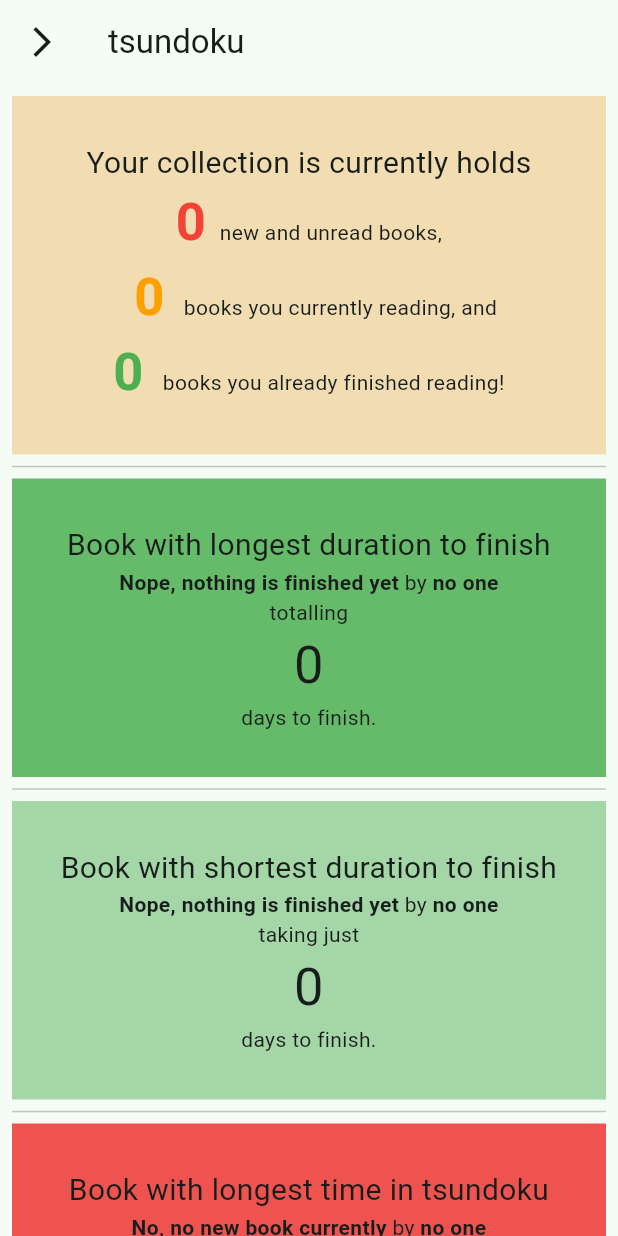
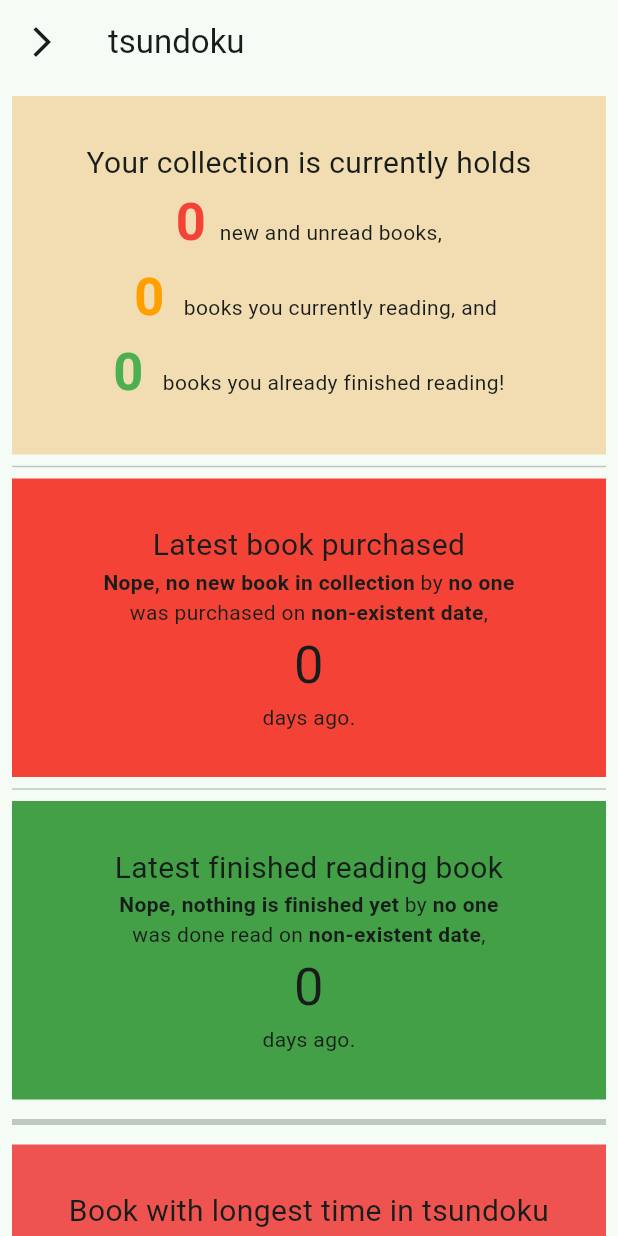
Before and after one commit to hilmihisham/tsundoku, a Flutter app: the StatsScreen screen opened directly, on a phone screen of 412 x 824 dp. Run offline on Flutter 3.47's test engine with Material 2 defaults, Android fonts, the phone set to English and light mode, and no system bars; our stand-ins replace csv, file_picker, logger, permission_handler, sqflite; missing offline and left inert: books_finder, flutter_barcode_scanner; accounts and stored records are empty.

Commit message:
more stats, and reordering stats

```diff
--- a/lib/screen/stats_screen.dart
+++ b/lib/screen/stats_screen.dart
@@ -22,13 +22,15 @@ class _StatsScreenState extends State<StatsScreen> {
   int shortestDurationDays = 0;
   int longestDurationNewDays = 0;
   int longestNowReadingDays = 0;
+  int latestBoughtDays = 0;
+  int latestFinishedDays = 0;
 
   Map<String, dynamic> longestDurationBook = {};
   Map<String, dynamic> shortestDurationBook = {};
   Map<String, dynamic> longestDurationNewBook = {};
   Map<String, dynamic> longestNowReadingBook = {};
-
-  List<InlineSpan> longestNowReadingStatsDisplay = [];
+  Map<String, dynamic> latestBoughtBook = {};
+  Map<String, dynamic> latestFinishedBook = {};
 
   @override
   void initState() {
@@ -56,6 +58,49 @@ class _StatsScreenState extends State<StatsScreen> {
     logger.i("new = $_countBooksNew, reading = $_countBooksReading, finished = $_countBooksFinished");
     // ---------------- (0) simplest stats, book count [end] ----------------
 
+    // --------------- (0.1) latest book bought and finished [start] ---------------
+    final dataLatestBoughtAndFinished = await SQLHelper.getLatestBooksInEachStatus();
+    logger.i('0.1\n\n$dataLatestBoughtAndFinished');
+
+    // sort the query result
+    if (dataLatestBoughtAndFinished.isNotEmpty) {
+
+      for (var element in dataLatestBoughtAndFinished) {
+        if (element['status'] == '0') {
+          latestBoughtBook.addAll(element);
+          latestBoughtDays = daysBetween(DateTime.parse(element['datePurchase']), DateTime.now());
+          logger.d('latest bought book = $latestBoughtBook');
+        }
+
+        if (element['status'] == '2') {
+          latestFinishedBook.addAll(element);
+          latestFinishedDays = daysBetween(DateTime.parse(element['dateFinished']), DateTime.now());
+          logger.d('latest finished book = $latestFinishedBook');
+        }
+      }
+
+      // check if there's no latest bought or latest finished book
+      if (latestBoughtBook.isEmpty) {
+        final noBookBought = <String, dynamic>{'title': 'Nope, no new book in collection', 'author': 'no one', 'datePurchase':'non-existent date', 'isbn':'-1'};
+        latestBoughtBook.addEntries(noBookBought.entries);
+        logger.d('latest bought book = $latestBoughtBook');
+      }
+      if (latestFinishedBook.isEmpty) {
+        final noBookFinished = <String, dynamic>{'title': 'Nope, nothing is finished yet', 'author': 'no one', 'dateFinished':'non-existent date', 'isbn':'-1'};
+        latestFinishedBook.addEntries(noBookFinished.entries);
+        logger.d('latest finished book = $latestFinishedBook');
+      }
+    }
+    else {
+      // no data
+      final noBookBought = <String, dynamic>{'title': 'Nope, no new book in collection', 'author': 'no one', 'datePurchase':'non-existent date', 'isbn':'-1'};
+      latestBoughtBook.addEntries(noBookBought.entries);
+
+      final noBookFinished = <String, dynamic>{'title': 'Nope, nothing is finished yet', 'author': 'no one', 'dateFinished':'non-existent date', 'isbn':'-1'};
+      latestFinishedBook.addEntries(noBookFinished.entries);
+    }
+    // ---------------- (0.1) latest book bought and finished [end] ----------------
+
     // --------------- (1) get longest time to finish [start] ---------------
     // get all books with date purchase, date finished
     final dataWithDatePurchasedAndFinished = await SQLHelper.getBooksWithDatePurchaseAndFinished();
@@ -72,13 +117,13 @@ class _StatsScreenState extends State<StatsScreen> {
       else {
         // if there's more than 1 book to compare, get duration for first element first
         longestDurationDays = daysBetween(DateTime.parse(longestDurationBook['datePurchase']), DateTime.parse(longestDurationBook['dateFinished']));
-        logger.i('to finish: ${longestDurationBook['title']}, $longestDurationDays days.');
+        // logger.i('to finish: ${longestDurationBook['title']}, $longestDurationDays days.');
 
         // then go through the whole list
         for (var i = 1; i < dataWithDatePurchasedAndFinished.length; i++) {
           Map<String, dynamic> nowChecking = dataWithDatePurchasedAndFinished.elementAt(i);
           int nowCheckingDuration = daysBetween(DateTime.parse(nowChecking['datePurchase']), DateTime.parse(nowChecking['dateFinished']));
-          logger.i('${nowChecking['title']}, $nowCheckingDuration days.');
+          // logger.i('${nowChecking['title']}, $nowCheckingDuration days.');
 
           if (nowCheckingDuration > longestDurationDays) {
             longestDurationDays = nowCheckingDuration;
@@ -108,13 +153,13 @@ class _StatsScreenState extends State<StatsScreen> {
       else {
         // if there's more than 1 book to compare, get duration for first element first
         shortestDurationDays = daysBetween(DateTime.parse(shortestDurationBook['datePurchase']), DateTime.parse(shortestDurationBook['dateFinished']));
-        logger.i('to finish: ${shortestDurationBook['title']}, $shortestDurationBook days.');
+        // logger.i('to finish: ${shortestDurationBook['title']}, $shortestDurationBook days.');
 
         // then go through the whole list
         for (var i = 1; i < dataWithDatePurchasedAndFinished.length; i++) {
           Map<String, dynamic> nowChecking = dataWithDatePurchasedAndFinished.elementAt(i);
           int nowCheckingDuration = daysBetween(DateTime.parse(nowChecking['datePurchase']), DateTime.parse(nowChecking['dateFinished']));
-          logger.i('${nowChecking['title']}, $nowCheckingDuration days.');
+          // logger.i('${nowChecking['title']}, $nowCheckingDuration days.');
 
           if (nowCheckingDuration < shortestDurationDays) {
             shortestDurationDays = nowCheckingDuration;
@@ -145,13 +190,13 @@ class _StatsScreenState extends State<StatsScreen> {
       else {
         // if there's more than 1 book to compare, get duration for first element first
         longestDurationNewDays = daysBetween(DateTime.parse(longestDurationNewBook['datePurchase']), DateTime.now());
-        logger.i('new book: ${longestDurationNewBook['title']}, already $longestDurationNewBook days.');
+        // logger.i('new book: ${longestDurationNewBook['title']}, already $longestDurationNewBook days.');
 
         // then go through the whole list
         for (var i = 1; i < dataNewBooksWithDatePurchase.length; i++) {
           Map<String, dynamic> nowChecking = dataNewBooksWithDatePurchase.elementAt(i);
           int nowCheckingDuration = daysBetween(DateTime.parse(nowChecking['datePurchase']), DateTime.now());
-          logger.i('${nowChecking['title']}, already $nowCheckingDuration days.');
+          // logger.i('${nowChecking['title']}, already $nowCheckingDuration days.');
 
           if (nowCheckingDuration > longestDurationNewDays) {
             longestDurationNewDays = nowCheckingDuration;
@@ -180,13 +225,13 @@ class _StatsScreenState extends State<StatsScreen> {
       else {
         // if there's more than 1 book to compare, get duration for first element first
         longestNowReadingDays = daysBetween(DateTime.parse(longestNowReadingBook['datePurchase']), DateTime.now());
-        logger.i('now reading book: ${longestNowReadingBook['title']}, already $longestNowReadingBook days from purchased date.');
+        // logger.i('now reading book: ${longestNowReadingBook['title']}, already $longestNowReadingBook days from purchased date.');
 
         // then go through the whole list
         for (var i = 1; i < dataReadingWithDatePurchased.length; i++) {
           Map<String, dynamic> nowChecking = dataReadingWithDatePurchased.elementAt(i);
           int nowCheckingDuration = daysBetween(DateTime.parse(nowChecking['datePurchase']), DateTime.now());
-          logger.i('${nowChecking['title']}, already $nowCheckingDuration days from purchased date.');
+          // logger.i('${nowChecking['title']}, already $nowCheckingDuration days from purchased date.');
 
           if (nowCheckingDuration > longestNowReadingDays) {
             longestNowReadingDays = nowCheckingDuration;
@@ -256,22 +301,24 @@ class _StatsScreenState extends State<StatsScreen> {
           ),
           const Divider(),
           Container(
-            color: Colors.green[400],
+            color: Colors.red[500],
             padding: const EdgeInsets.all(30.0),
             child: Column(
               mainAxisAlignment: MainAxisAlignment.center,
               children: [
-                const Text('Book with longest duration to finish', style: TextStyle(fontSize: 20,), textAlign: TextAlign.center,),
+                const Text('Latest book purchased', style: TextStyle(fontSize: 20,), textAlign: TextAlign.center,),
                 Text.rich(
                   textAlign: TextAlign.center,
                   TextSpan(
                     children: [
-                      TextSpan(text: '${longestDurationBook['title']}', style: const TextStyle(fontWeight: FontWeight.bold),),
+                      TextSpan(text: '${latestBoughtBook['title']}', style: const TextStyle(fontWeight: FontWeight.bold),),
                       const TextSpan(text: ' by '),
-                      TextSpan(text: '${longestDurationBook['author']}\n', style: const TextStyle(fontWeight: FontWeight.bold),),
-                      const TextSpan(text: 'totalling\n'),
-                      TextSpan(text: '$longestDurationDays\n', style: const TextStyle(fontSize: 35),),
-                      const TextSpan(text: 'days to finish.'),
+                      TextSpan(text: '${latestBoughtBook['author']}\n', style: const TextStyle(fontWeight: FontWeight.bold),),
+                      const TextSpan(text: 'was purchased on '),
+                      TextSpan(text: '${latestBoughtBook['datePurchase']}', style: const TextStyle(fontWeight: FontWeight.bold),),
+                      const TextSpan(text: ',\n'),
+                      TextSpan(text: '$latestBoughtDays\n', style: const TextStyle(fontSize: 35),),
+                      const TextSpan(text: 'days ago.'),
                     ]
                   ),
                 ),
@@ -280,29 +327,31 @@ class _StatsScreenState extends State<StatsScreen> {
           ),
           const Divider(),
           Container(
-            color: Colors.green[200],
+            color: Colors.green[600],
             padding: const EdgeInsets.all(30.0),
             child: Column(
               mainAxisAlignment: MainAxisAlignment.center,
               children: [
-                const Text('Book with shortest duration to finish', style: TextStyle(fontSize: 20,), textAlign: TextAlign.center,),
+                const Text('Latest finished reading book', style: TextStyle(fontSize: 20,), textAlign: TextAlign.center,),
                 Text.rich(
                   textAlign: TextAlign.center,
                   TextSpan(
                     children: [
-                      TextSpan(text: '${shortestDurationBook['title']}', style: const TextStyle(fontWeight: FontWeight.bold),),
+                      TextSpan(text: '${latestFinishedBook['title']}', style: const TextStyle(fontWeight: FontWeight.bold),),
                       const TextSpan(text: ' by '),
-                      TextSpan(text: '${shortestDurationBook['author']}\n', style: const TextStyle(fontWeight: FontWeight.bold),),
-                      const TextSpan(text: 'taking just\n'),
-                      TextSpan(text: '$shortestDurationDays\n', style: const TextStyle(fontSize: 35),),
-                      const TextSpan(text: 'days to finish.'),
+                      TextSpan(text: '${latestFinishedBook['author']}\n', style: const TextStyle(fontWeight: FontWeight.bold),),
+                      const TextSpan(text: 'was done read on '),
+                      TextSpan(text: '${latestFinishedBook['dateFinished']}', style: const TextStyle(fontWeight: FontWeight.bold),),
+                      const TextSpan(text: ',\n'),
+                      TextSpan(text: '$latestFinishedDays\n', style: const TextStyle(fontSize: 35),),
+                      const TextSpan(text: 'days ago.'),
                     ]
                   ),
                 ),
               ],
             ),
           ),
-          const Divider(),
+          const Divider(height: 30.0, thickness: 4.0,),
           Container(
             color: Colors.red[400],
             padding: const EdgeInsets.all(30.0),
@@ -371,6 +420,54 @@ class _StatsScreenState extends State<StatsScreen> {
           ),
           const Divider(),
           Container(
+            color: Colors.green[400],
+            padding: const EdgeInsets.all(30.0),
+            child: Column(
+              mainAxisAlignment: MainAxisAlignment.center,
+              children: [
+                const Text('Book with longest duration to finish', style: TextStyle(fontSize: 20,), textAlign: TextAlign.center,),
+                Text.rich(
+                  textAlign: TextAlign.center,
+                  TextSpan(
+                    children: [
+                      TextSpan(text: '${longestDurationBook['title']}', style: const TextStyle(fontWeight: FontWeight.bold),),
+                      const TextSpan(text: ' by '),
+                      TextSpan(text: '${longestDurationBook['author']}\n', style: const TextStyle(fontWeight: FontWeight.bold),),
+                      const TextSpan(text: 'totalling\n'),
+                      TextSpan(text: '$longestDurationDays\n', style: const TextStyle(fontSize: 35),),
+                      const TextSpan(text: 'days to finish.'),
+                    ]
+                  ),
+                ),
+              ],
+            ),
+          ),
+          const Divider(),
+          Container(
+            color: Colors.green[200],
+            padding: const EdgeInsets.all(30.0),
+            child: Column(
+              mainAxisAlignment: MainAxisAlignment.center,
+              children: [
+                const Text('Book with shortest duration to finish', style: TextStyle(fontSize: 20,), textAlign: TextAlign.center,),
+                Text.rich(
+                  textAlign: TextAlign.center,
+                  TextSpan(
+                    children: [
+                      TextSpan(text: '${shortestDurationBook['title']}', style: const TextStyle(fontWeight: FontWeight.bold),),
+                      const TextSpan(text: ' by '),
+                      TextSpan(text: '${shortestDurationBook['author']}\n', style: const TextStyle(fontWeight: FontWeight.bold),),
+                      const TextSpan(text: 'taking just\n'),
+                      TextSpan(text: '$shortestDurationDays\n', style: const TextStyle(fontSize: 35),),
+                      const TextSpan(text: 'days to finish.'),
+                    ]
+                  ),
+                ),
+              ],
+            ),
+          ),
+          const Divider(),
+          Container(
             height: 200,
             color: Colors.amber[200],
             child: const Center(child: Text('More stats coming soon.')),
--- a/lib/util/sql_helper.dart
+++ b/lib/util/sql_helper.dart
@@ -265,4 +265,31 @@ class SQLHelper {
     """);
   }
 
+  /// get latest book in each category
+  /// (since query is union, so we need to use subquery (coz got ORDER BY) to eliminate error wrong clause order)
+  static Future<List<Map<String, dynamic>>> getLatestBooksInEachStatus() async {
+    final db = await SQLHelper.db();
+    return db.rawQuery("""
+      SELECT *
+      FROM (
+            SELECT * FROM books
+            WHERE status = '0'
+              AND (datePurchase IS NOT NULL AND datePurchase != '')
+            ORDER BY datePurchase DESC
+            LIMIT 1
+      )
+
+      UNION
+
+      SELECT *
+      FROM (
+            SELECT * FROM books
+            WHERE status = '2'
+              AND (dateFinished IS NOT NULL AND dateFinished != '')
+            ORDER BY dateFinished DESC
+            LIMIT 1
+      )
+    """);
+  }
+
 }
--- a/pubspec.yaml
+++ b/pubspec.yaml
@@ -1,7 +1,7 @@
 name: tsundoku
 description: A simple flutter app to make a record and save all the data of your physical books into one organized view..
 publish_to: 'none'
-version: 0.6.4
+version: 0.6.5
 
 environment:
   sdk: '>=3.0.6 <4.0.0'
```
Also changed, not shown: 1 other file.
